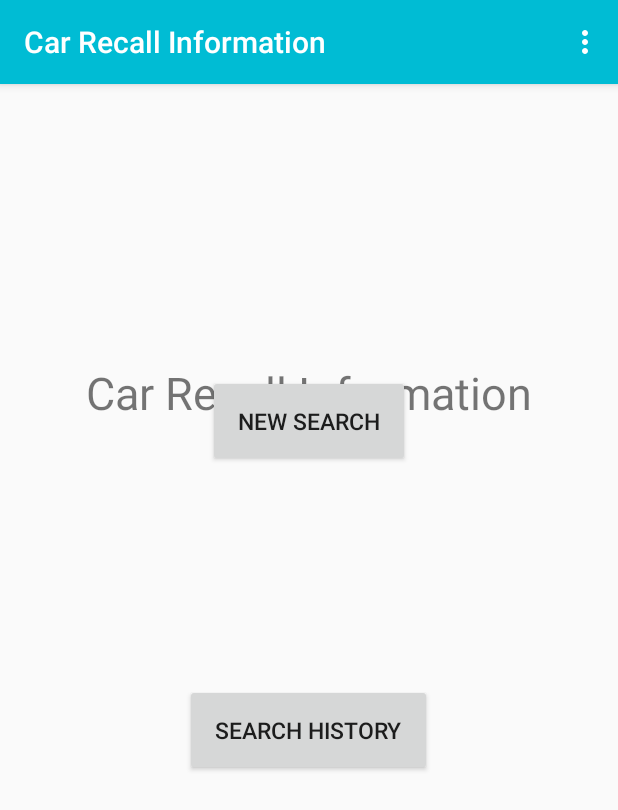
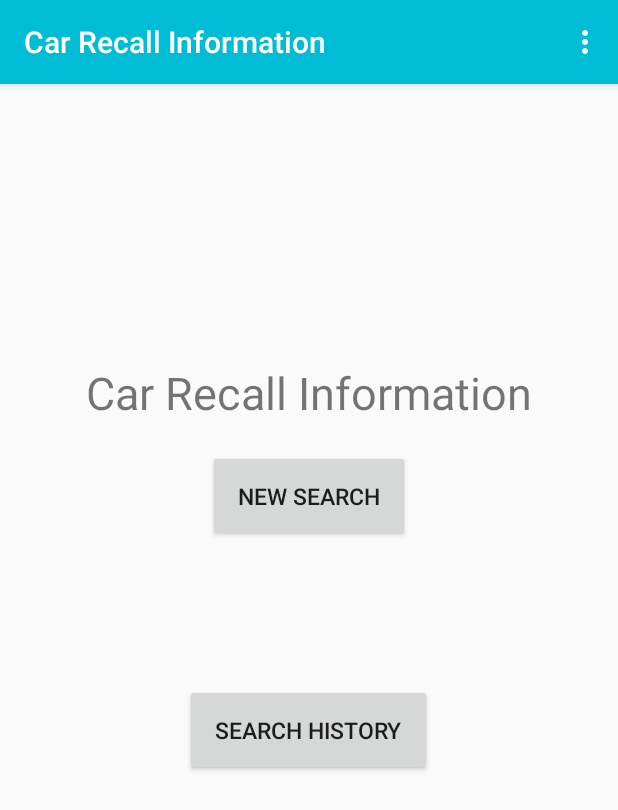
Before and after one commit to kevmck/CS656, an Android app: the screen it shows after launch (MainActivity), on a phone screen of 412 x 824 dp. Shown: the top 810 px of the screen. Run offline under Robolectric (Android 15) with nearby library versions, the phone set to English and light mode, and no system bars.

Commit message:
Main screen buttons working, format fixed.

```diff
--- a/CRI/app/src/main/AndroidManifest.xml
+++ b/CRI/app/src/main/AndroidManifest.xml
@@ -28,7 +28,7 @@
                 android:name="android.support.PARENT_ACTIVITY"
                 android:value="cs656.cri.MainActivity" />
         </activity>
-//THIS IS A CHANGE
+
         <activity android:name=".search_history"
             android:label="Search History"
             android:parentActivityName=".MainActivity"
--- a/CRI/app/src/main/java/cs656/cri/MainActivity.java
+++ b/CRI/app/src/main/java/cs656/cri/MainActivity.java
@@ -13,12 +13,45 @@ import android.widget.Button;
 
 public class MainActivity extends AppCompatActivity {
 
+    private Button searchLaunch;
+    private Button historyLaunch;
     @Override
     protected void onCreate(Bundle savedInstanceState) {
         super.onCreate(savedInstanceState);
         setContentView(R.layout.activity_main);
         Toolbar toolbar = (Toolbar) findViewById(R.id.toolbar);
         setSupportActionBar(toolbar);
+
+        searchLaunch = (Button) findViewById(R.id.buttonNewSearch);
+        historyLaunch = (Button) findViewById(R.id.buttonHistory);
+
+        searchLaunch.setOnClickListener(new View.OnClickListener() {
+            @Override
+            public void onClick(View view)
+            {
+                launchActivity();
+            }
+        });
+
+        historyLaunch.setOnClickListener(new View.OnClickListener(){
+           @Override
+            public void onClick(View view)
+           {
+               launchActivity2();
+           }
+        });
+    }
+
+    private void launchActivity()
+    {
+        Intent intent = new Intent(this, carSearch.class);
+        startActivity(intent);
+    }
+
+    private void launchActivity2()
+    {
+        Intent intent = new Intent(this, search_history.class);
+        startActivity(intent);
     }
 
     @Override
--- a/CRI/app/src/main/java/cs656/cri/carSearch.java
+++ b/CRI/app/src/main/java/cs656/cri/carSearch.java
@@ -20,7 +20,7 @@ public class carSearch extends AppCompatActivity {
         Toolbar toolbar = (Toolbar) findViewById(R.id.toolbar);
         setSupportActionBar(toolbar);
 
-        backButton = (Button) findViewById(R.id.buttonNewSearch);
+       /* backButton = (Button) findViewById(R.id.buttonNewSearch);
 
         backButton.setOnClickListener(new View.OnClickListener() {
             @Override
@@ -28,7 +28,7 @@ public class carSearch extends AppCompatActivity {
                 finish();
             }
         });
-
+*/
         FloatingActionButton fab = (FloatingActionButton) findViewById(R.id.fab);
         fab.setOnClickListener(new View.OnClickListener() {
             @Override
--- a/CRI/app/src/main/res/layout/activity_main.xml
+++ b/CRI/app/src/main/res/layout/activity_main.xml
@@ -42,7 +42,7 @@
         android:id="@+id/buttonNewSearch"
         android:layout_width="wrap_content"
         android:layout_height="wrap_content"
-        android:layout_marginTop="250dp"
+        android:layout_marginTop="300dp"
         android:text="New Search"
         android:textSize="15sp"
 
```
Also changed, not shown: CRI/app/src/main/java/cs656/cri/search_history.java (+9 -3 lines).
